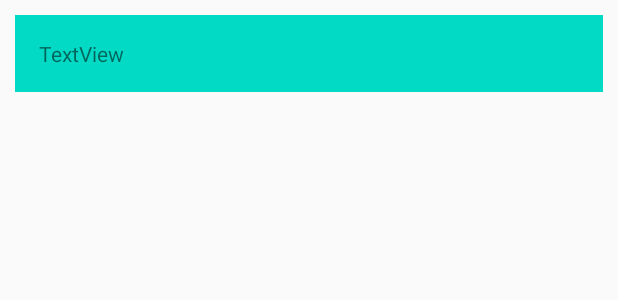
After one commit to bguneys/ProjectSolutions, an Android app: the layout folder_list_item.xml on its own in the app's theme, with its tools: preview values and no code run, on a phone screen of 412 x 824 dp. The commit adds this screen. Shown: the top 300 px of the screen. Run offline under Robolectric (Android 15) with nearby library versions, the phone set to English and light mode, and no system bars.

Commit message:
Coroutines inside Repository and ViewModel implemented to be used in FolderListFragment RecyclerView, Adapter and ViewHolder classes are created for FolderListFragment.

```diff
--- a/app/build.gradle
+++ b/app/build.gradle
@@ -70,8 +70,8 @@ dependencies {
     implementation 'androidx.multidex:multidex:2.0.1'
 
     implementation "androidx.room:room-runtime:2.2.5"
-    annotationProcessor "androidx.room:room-compiler:2.2.5"
     kapt "androidx.room:room-compiler:2.2.5"
+    implementation "androidx.room:room-ktx:2.2.5"
 
     implementation "androidx.lifecycle:lifecycle-extensions:2.2.0"
 }
--- a/app/src/main/java/com/bguneys/app652020/database/Constants.kt
+++ b/app/src/main/java/com/bguneys/app652020/database/Constants.kt
@@ -5,7 +5,7 @@ object Constants {
     const val NOTE_TABLE_NAME = "notes_table"
     const val DATABASE_NAME = "project_database"
 
-    const val COLUMN_ITEM_ID = "item_id"
+    const val COLUMN_RECORD_ID = "record_id"
     const val COLUMN_FOLDER_TITLE = "folder_title"
     const val COLUMN_NOTE_TITLE = "note_title"
     const val COLUMN_NOTE_TEXT = "note_text"
--- a/app/src/main/java/com/bguneys/app652020/database/Folder.kt
+++ b/app/src/main/java/com/bguneys/app652020/database/Folder.kt
@@ -6,9 +6,9 @@ import androidx.room.PrimaryKey
 
 @Entity(tableName = Constants.NOTE_TABLE_NAME)
 data class Folder (
-    @ColumnInfo(name = Constants.COLUMN_ITEM_ID)
+    @ColumnInfo(name = Constants.COLUMN_RECORD_ID)
     @PrimaryKey(autoGenerate = true)
-    var itemId : Int = 0,
+    var recordId : Int = 0,
 
     @ColumnInfo(name = Constants.COLUMN_FOLDER_TITLE)
     var folderTitle : String = "",
--- a/app/src/main/java/com/bguneys/app652020/database/FolderDao.kt
+++ b/app/src/main/java/com/bguneys/app652020/database/FolderDao.kt
@@ -15,7 +15,7 @@ interface FolderDao {
     @Delete
     suspend fun delete(folder : Folder)
 
-    @Query("SELECT DISTINCT folder_title FROM notes_table")
+    @Query("SELECT * FROM notes_table GROUP BY folder_title")
     fun getFolderList() : LiveData<List<Folder>>
 
     @Query("SELECT * FROM notes_table WHERE folder_title = :folderTitle")
--- /dev/null
+++ b/app/src/main/res/layout/folder_list_item.xml
@@ -0,0 +1,21 @@
+<?xml version="1.0" encoding="utf-8"?>
+<androidx.constraintlayout.widget.ConstraintLayout xmlns:android="http://schemas.android.com/apk/res/android"
+    xmlns:app="http://schemas.android.com/apk/res-auto"
+    xmlns:tools="http://schemas.android.com/tools"
+    android:layout_width="match_parent"
+    android:layout_height="wrap_content"
+    android:layout_margin="10dp"
+    android:background="@color/colorAccent">
+
+    <TextView
+        android:id="@+id/folder_title_textView"
+        android:layout_width="wrap_content"
+        android:layout_height="wrap_content"
+        android:layout_marginStart="16dp"
+        android:layout_marginTop="16dp"
+        android:layout_marginBottom="16dp"
+        android:text="TextView"
+        app:layout_constraintBottom_toBottomOf="parent"
+        app:layout_constraintStart_toStartOf="parent"
+        app:layout_constraintTop_toTopOf="parent" />
+</androidx.constraintlayout.widget.ConstraintLayout>
```
Also changed, not shown: app/src/main/java/com/bguneys/app652020/database/ProjectRepository.kt (+8 -2 lines), app/src/main/java/com/bguneys/app652020/note/FolderListFragment.kt (+13 -3 lines), app/src/main/java/com/bguneys/app652020/note/FolderRecyclerViewAdapter.kt (added, +49 -0 lines), app/src/main/java/com/bguneys/app652020/note/NoteViewModel.kt (+24 -0 lines), app/src/main/res/layout/fragment_folder_list.xml (+11 -9 lines).
